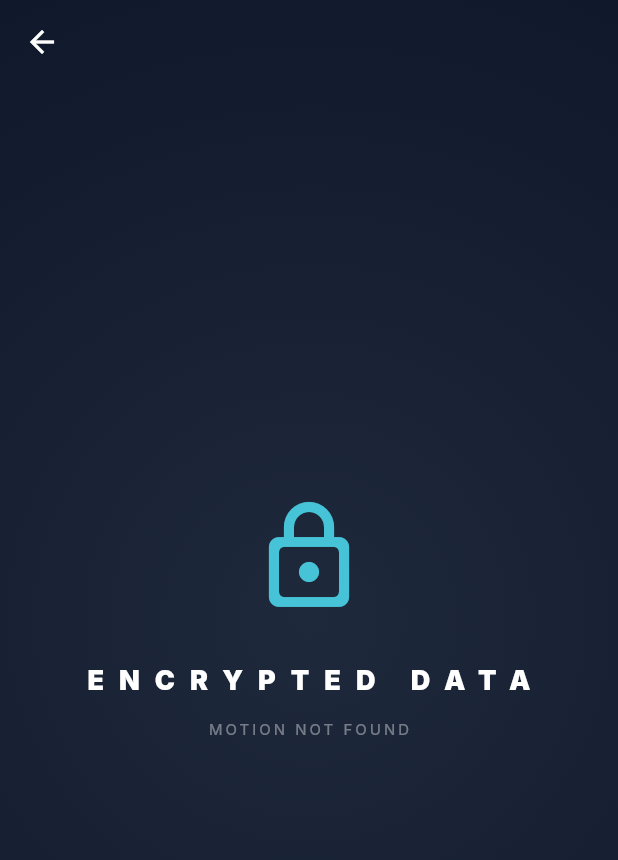
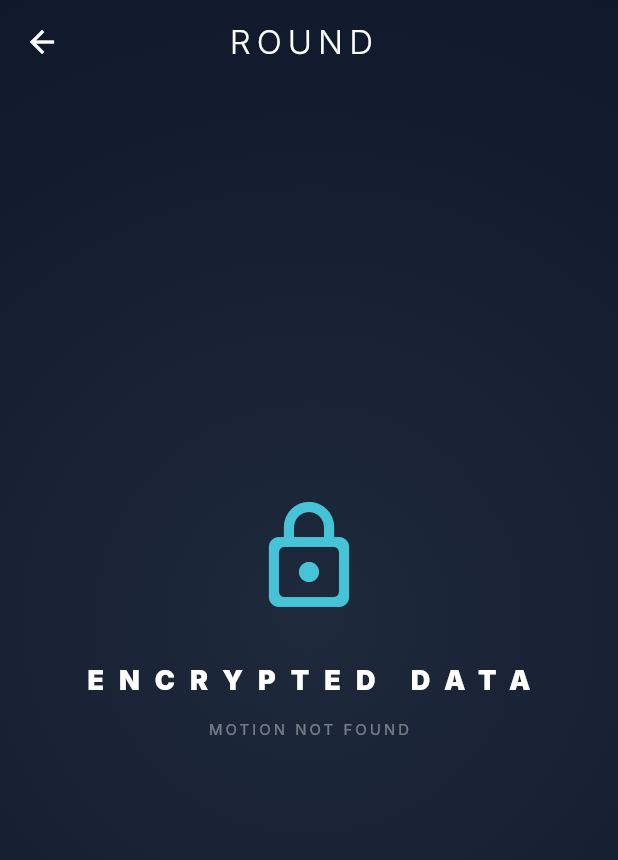
Before and after one commit to shamimsust/debateflow, a Flutter app: the MotionRevealScreen screen opened directly with empty values, on a phone screen of 412 x 824 dp. Shown: the top 860 px of the screen. Run offline on Flutter 3.47's test engine with Material 3 defaults, Android fonts, the phone set to English and light mode, and no system bars; our stand-ins replace firebase_auth, firebase_core, firebase_database, screenshot, share_plus; accounts and stored records are empty; Roboto replaces fonts that are missing (Inter).

Commit message:
feat: finalize motion reveal sync and fix deployment permissions

```diff
--- a/lib/screens/motion_reveal_screen.dart
+++ b/lib/screens/motion_reveal_screen.dart
@@ -4,13 +4,14 @@ import 'package:firebase_database/firebase_database.dart';
 
 class MotionRevealScreen extends StatelessWidget {
   final String tournamentId;
-  final String round;
+  final String round; // Pass "1", "2", etc.
 
   const MotionRevealScreen({super.key, required this.tournamentId, required this.round});
 
   @override
   Widget build(BuildContext context) {
-    String displayRound = round.replaceAll('_', ' ').toUpperCase();
+    // Standardizing the display name (e.g., "ROUND 1")
+    String displayRound = "ROUND ${round.replaceAll('round_', '').toUpperCase()}";
 
     return Scaffold(
       backgroundColor: const Color(0xFF0F172A),
@@ -33,7 +34,8 @@ class MotionRevealScreen extends StatelessWidget {
           ),
         ),
         child: StreamBuilder<DatabaseEvent>(
-          stream: FirebaseDatabase.instance.ref('motions/$tournamentId/$round').onValue,
+          // 🔗 MATCHED PATH: Updated to match MotionService 'round_$round'
+          stream: FirebaseDatabase.instance.ref('motions/$tournamentId/round_$round').onValue,
           builder: (context, snapshot) {
             if (snapshot.connectionState == ConnectionState.waiting) {
               return const Center(child: CircularProgressIndicator(color: Color(0xFF46C3D7)));
@@ -51,7 +53,11 @@ class MotionRevealScreen extends StatelessWidget {
             return AnimatedSwitcher(
               duration: const Duration(milliseconds: 800),
               child: isReleased
-                ? _MotionContent(motionText: motionText, infoSlide: infoSlide)
+                ? _MotionContent(
+                    key: ValueKey('content_$round'), // Key ensures animation resets per round
+                    motionText: motionText,
+                    infoSlide: infoSlide
+                  )
                 : _buildWaitingState("AWAITING DECRYPTION..."),
             );
           },
@@ -80,7 +86,7 @@ class MotionRevealScreen extends StatelessWidget {
 class _MotionContent extends StatefulWidget {
   final String motionText;
   final String? infoSlide;
-  const _MotionContent({required this.motionText, this.infoSlide});
+  const _MotionContent({super.key, required this.motionText, this.infoSlide});
 
   @override
   State<_MotionContent> createState() => _MotionContentState();
@@ -92,7 +98,7 @@ class _MotionContentState extends State<_MotionContent> {
   Timer? _typewriterTimer;
 
   Timer? _countdownTimer;
-  int _secondsRemaining = 1800; // 30 minutes
+  int _secondsRemaining = 1800;
   bool _isClockRunning = false;
 
   @override
@@ -105,10 +111,12 @@ class _MotionContentState extends State<_MotionContent> {
     final fullText = widget.motionText.toUpperCase();
     _typewriterTimer = Timer.periodic(const Duration(milliseconds: 40), (timer) {
       if (_charIndex < fullText.length) {
-        setState(() {
-          _displayPath += fullText[_charIndex];
-          _charIndex++;
-        });
+        if (mounted) {
+          setState(() {
+            _displayPath += fullText[_charIndex];
+            _charIndex++;
+          });
+        }
       } else {
         timer.cancel();
       }
@@ -121,7 +129,7 @@ class _MotionContentState extends State<_MotionContent> {
     } else {
       _countdownTimer = Timer.periodic(const Duration(seconds: 1), (timer) {
         if (_secondsRemaining > 0) {
-          setState(() => _secondsRemaining--);
+          if (mounted) setState(() => _secondsRemaining--);
         } else {
           timer.cancel();
         }
@@ -151,7 +159,8 @@ class _MotionContentState extends State<_MotionContent> {
         onPressed: _toggleClock,
         backgroundColor: _isClockRunning ? Colors.redAccent : const Color(0xFF46C3D7),
         icon: Icon(_isClockRunning ? Icons.pause : Icons.play_arrow, color: Colors.white),
-        label: Text(_isClockRunning ? "PAUSE PREP" : "START PREP", style: const TextStyle(fontWeight: FontWeight.bold, color: Colors.white)),
+        label: Text(_isClockRunning ? "PAUSE PREP" : "START PREP",
+          style: const TextStyle(fontWeight: FontWeight.bold, color: Colors.white)),
       ),
       body: Padding(
         padding: const EdgeInsets.symmetric(horizontal: 40),
@@ -163,10 +172,11 @@ class _MotionContentState extends State<_MotionContent> {
                 if (widget.infoSlide != null && widget.infoSlide!.isNotEmpty) ...[
                   const Text("INFO SLIDE", style: TextStyle(color: Color(0xFF46C3D7), letterSpacing: 5, fontSize: 12, fontWeight: FontWeight.bold)),
                   const SizedBox(height: 15),
-                  Text(widget.infoSlide!, textAlign: TextAlign.center, style: TextStyle(color: Colors.white.withOpacity(0.7), fontSize: 16, fontStyle: FontStyle.italic)),
+                  Text(widget.infoSlide!,
+                    textAlign: TextAlign.center,
+                    style: TextStyle(color: Colors.white.withOpacity(0.7), fontSize: 16, fontStyle: FontStyle.italic)),
                   const SizedBox(height: 50),
                 ],
-                // 🛠️ THBT REMOVED: Motion text now stands alone
                 Text(
                   _displayPath,
                   textAlign: TextAlign.center,
--- a/lib/services/motion_service.dart
+++ b/lib/services/motion_service.dart
@@ -3,30 +3,56 @@ import 'package:firebase_database/firebase_database.dart';
 class MotionService {
   final FirebaseDatabase _db = FirebaseDatabase.instance;
 
-  /// Sets the motion for a round but keeps it hidden (_isReleased: false).
+  /// 📝 Create or Update a Motion (Admin Only)
+  /// Keeps it hidden by default until the Big Reveal.
   Future<void> setMotion({
     required String tId,
     required String round,
     required String motionText,
     String? infoSlide,
   }) async {
-    await _db.ref('motions/$tId/round_$round').set({
-      'text': motionText,
-      'info_slide': infoSlide,
+    try {
+      await _db.ref('motions/$tId/round_$round').set({
+        'text': motionText,
+        'info_slide': infoSlide ?? "",
+        'is_released': false,
+        'release_time': null,
+        'updated_at': ServerValue.timestamp,
+      });
+    } catch (e) {
+      throw Exception("Failed to save motion: $e");
+    }
+  }
+
+  /// 🔴 THE BIG RED BUTTON (Admin Only)
+  /// Flips 'is_released' to true, triggering the typewriter reveal for all users.
+  Future<void> releaseMotion(String tId, String round) async {
+    try {
+      await _db.ref('motions/$tId/round_$round').update({
+        'is_released': true,
+        'release_time': ServerValue.timestamp,
+      });
+    } catch (e) {
+      throw Exception("Failed to release motion: $e");
+    }
+  }
+
+  /// 🔄 Reset Motion (Admin Only)
+  /// Use this if you need to pull a motion back or reset the reveal for testing.
+  Future<void> hideMotion(String tId, String round) async {
+    await _db.ref('motions/$tId/round_$round').update({
       'is_released': false,
       'release_time': null,
     });
   }
 
-  /// The "Big Red Button" - Triggers real-time release for all users.
-  Future<void> releaseMotion(String tId, String round) async {
-    await _db.ref('motions/$tId/round_$round').update({
-      'is_released': true,
-      'release_time': ServerValue.timestamp,
-    });
+  /// 🗑️ Delete Motion
+  Future<void> deleteMotion(String tId, String round) async {
+    await _db.ref('motions/$tId/round_$round').remove();
   }
 
-  /// Stream for the "Motion Release Screen" (The Big Screen in the Hall).
+  /// 📺 Public Stream
+  /// Connects to the 'MotionRevealScreen' built earlier.
   Stream<DatabaseEvent> watchMotion(String tId, String round) {
     return _db.ref('motions/$tId/round_$round').onValue;
   }
```
